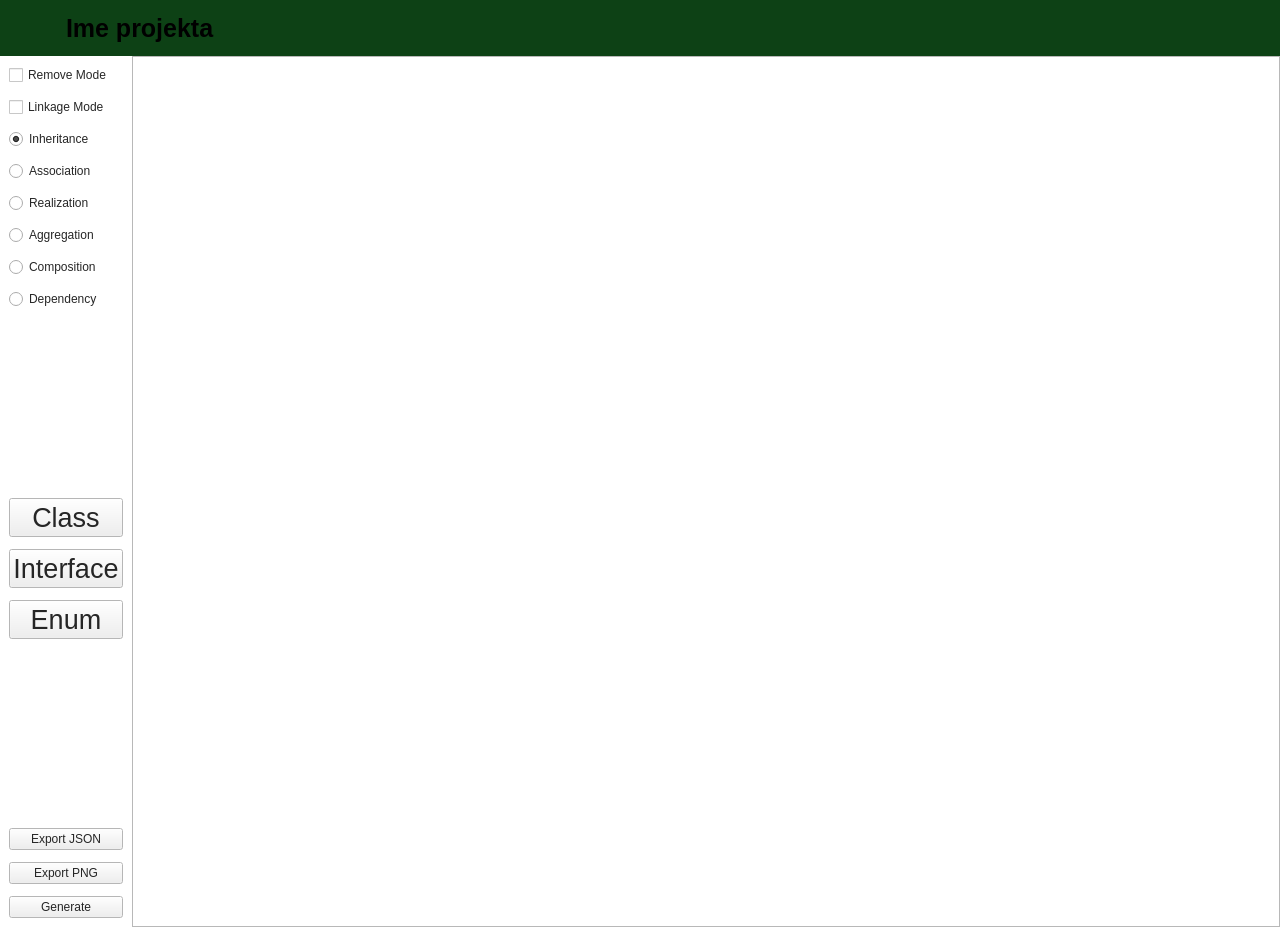
First picture: the form in src/ui/Board.ui, repository Trifsoft/diagrampp, before the edit.
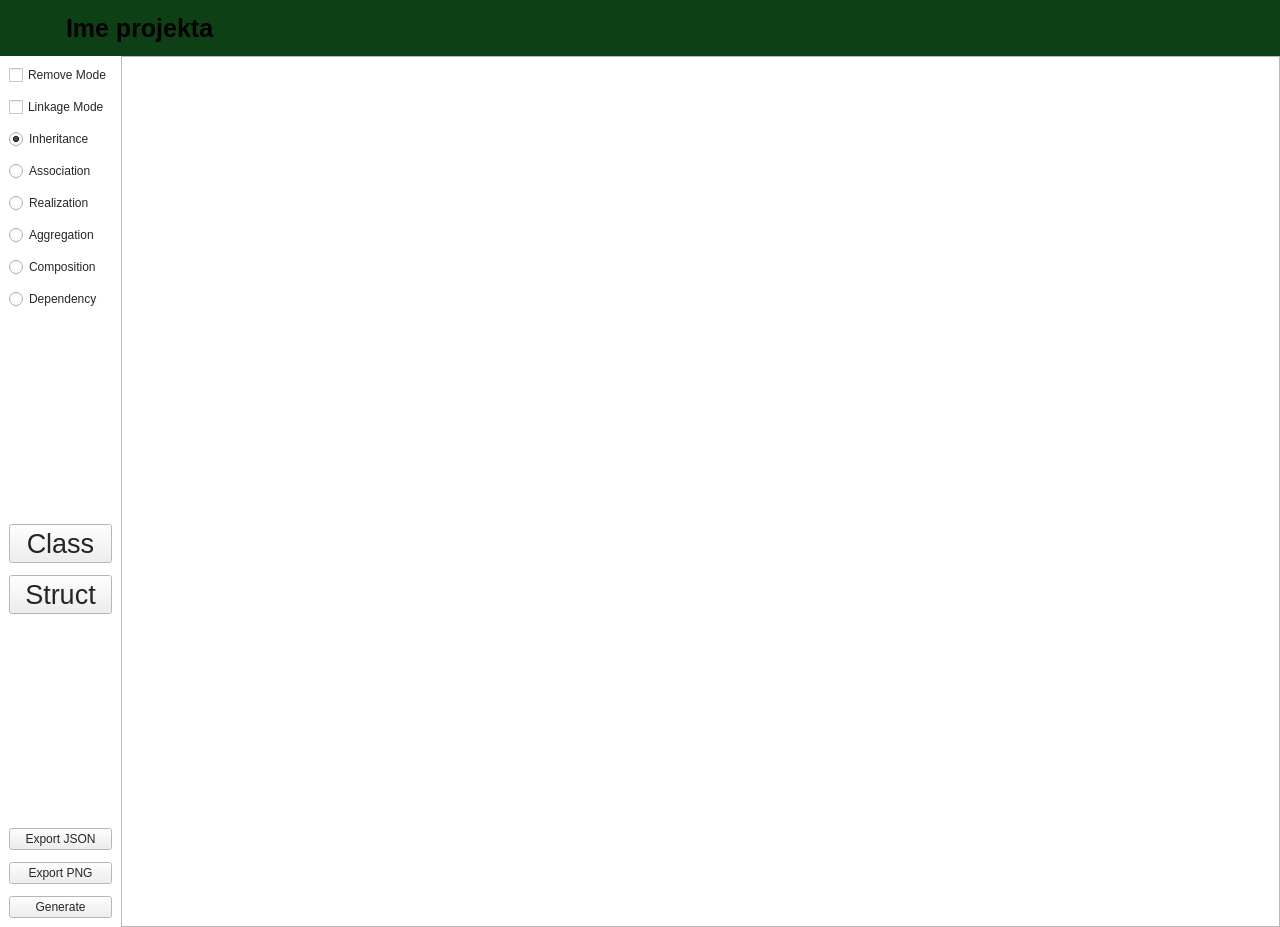
Second picture: the form after the edit. Icons and pictures are not drawn.

Commit message: Removed redundant buttons

Diff of the .ui file:
```diff
--- a/src/ui/Board.ui
+++ b/src/ui/Board.ui
@@ -391,19 +391,7 @@
            </font>
           </property>
           <property name="text">
-           <string>Interface</string>
-          </property>
-         </widget>
-        </item>
-        <item>
-         <widget class="QPushButton" name="add_enum">
-          <property name="font">
-           <font>
-            <pointsize>20</pointsize>
-           </font>
-          </property>
-          <property name="text">
-           <string>Enum</string>
+           <string>Struct</string>
           </property>
          </widget>
         </item>
```
Left out of the diff: 2 changed lines with no effect on the pictures. The commit also changes 2 other files.
